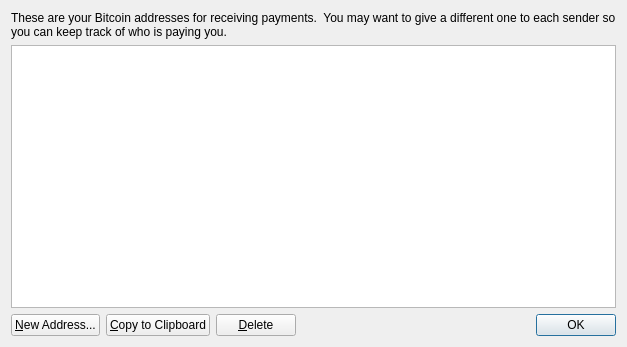
raffermeko/bitcoin, file src/qt/forms/addressbookpage.ui: the form before one commit.
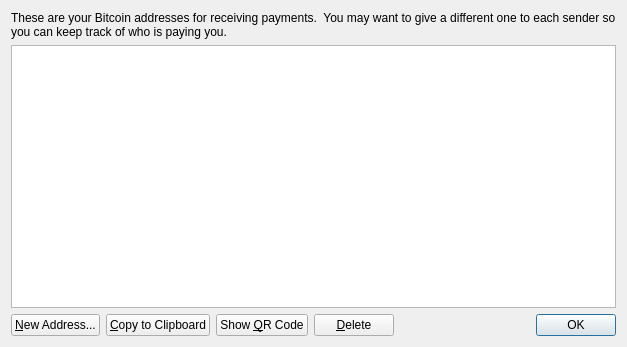
The form after the commit. Icons and pictures are not drawn.

```diff
--- a/src/qt/forms/addressbookpage.ui
+++ b/src/qt/forms/addressbookpage.ui
@@ -79,6 +79,17 @@
        </property>
       </widget>
      </item>
+     <item>
+      <widget class="QPushButton" name="showQRCode">
+       <property name="text">
+        <string>Show &amp;QR Code</string>
+       </property>
+       <property name="icon">
+        <iconset resource="../bitcoin.qrc">
+         <normaloff>:/images/qrcode</normaloff>:/images/qrcode</iconset>
+       </property>
+      </widget>
+     </item>
      <item>
       <widget class="QPushButton" name="deleteButton">
        <property name="toolTip">
```
